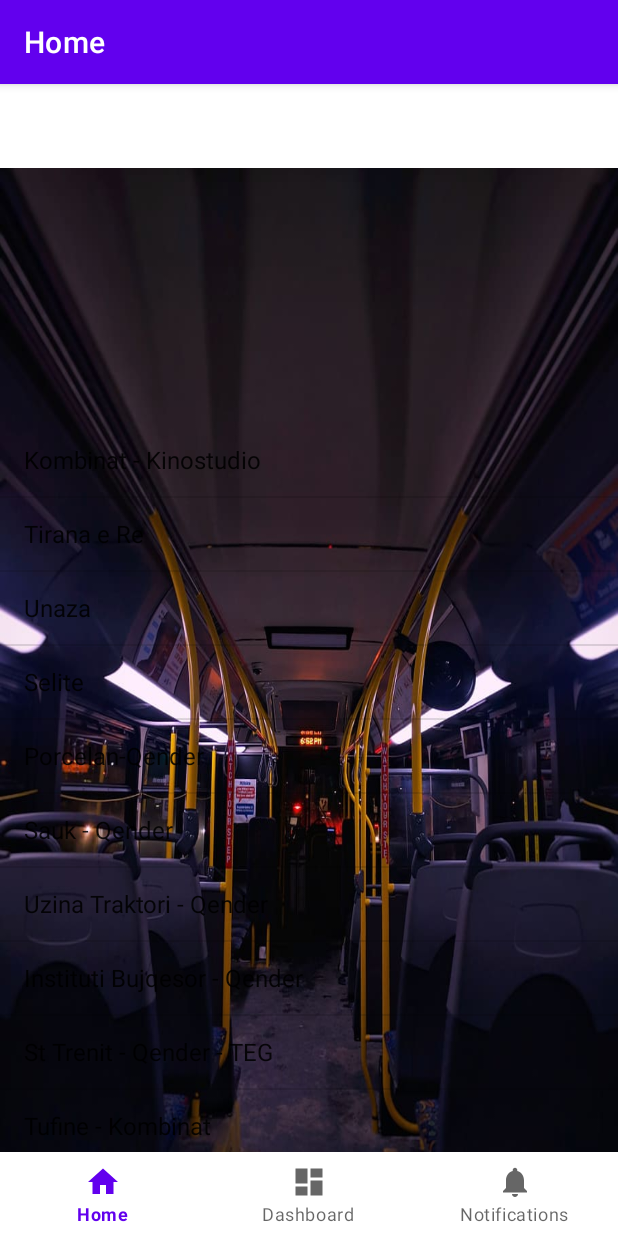
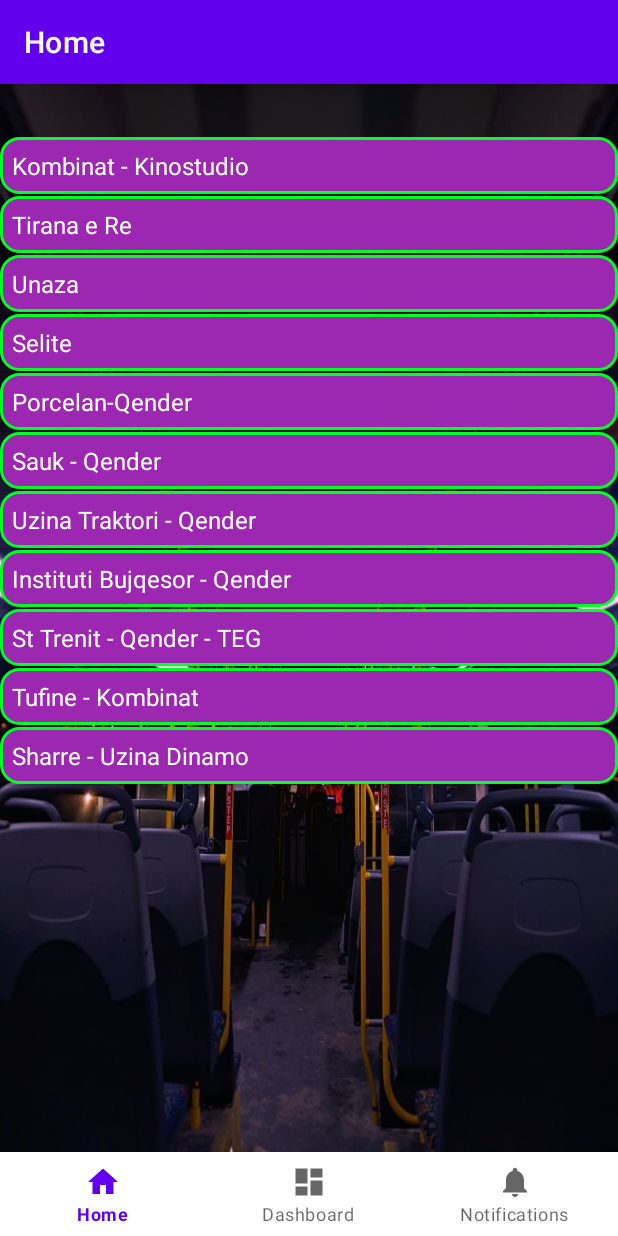
Before and after one commit to EdrinM/bustirana, an Android app: the screen it shows after launch (MainActivity), after a tap on "SHOW STATION ROUTES", on a phone screen of 412 x 824 dp. Run offline under Robolectric (Android 15) with nearby library versions, the phone set to English and light mode, and no system bars; our stand-ins replace navigation-ui.

Commit message:
Fixed Padding and also made the list visible

```diff
--- a/app/src/main/java/com/example/buslist/ui/home/HomeFragment.kt
+++ b/app/src/main/java/com/example/buslist/ui/home/HomeFragment.kt
@@ -1,5 +1,6 @@
 package com.example.buslist.ui.home
 
+import android.content.Context
 import android.content.Intent
 import android.os.Bundle
 import android.view.LayoutInflater
@@ -11,6 +12,7 @@ import android.widget.ListView
 import androidx.fragment.app.Fragment
 import androidx.lifecycle.ViewModelProvider
 import com.example.buslist.OpenStreetMapActivity
+import com.example.buslist.R
 import com.example.buslist.databinding.FragmentHomeBinding
 
 class HomeFragment : Fragment() {
@@ -52,8 +54,9 @@ class HomeFragment : Fragment() {
 
         val openMapButton = binding.openMapButton
         val listView = binding.listView
-        val adapter = ArrayAdapter(requireContext(), android.R.layout.simple_list_item_1, stationNames)
+        val adapter = CustomArrayAdapter(requireContext(), R.layout.list_item, stationNames)
         listView.adapter = adapter
+
 
         openMapButton.setOnClickListener {
             openMapButton.visibility = View.GONE
@@ -69,6 +72,20 @@ class HomeFragment : Fragment() {
 
         return root
     }
+    // Define a custom adapter for list items
+    private inner class CustomArrayAdapter(
+        context: Context,
+        private val resource: Int,
+        objects: Array<String>
+    ) : ArrayAdapter<String>(context, resource, objects) {
+
+        override fun getView(position: Int, convertView: View?, parent: ViewGroup): View {
+            val view = super.getView(position, convertView, parent)
+            // Set the background color to red
+            view.setBackgroundResource(R.drawable.list_item_background)
+            return view
+        }
+    }
 
     override fun onDestroyView() {
         super.onDestroyView()
--- /dev/null
+++ b/app/src/main/res/drawable/list_item_background.xml
@@ -0,0 +1,7 @@
+<!-- res/drawable/list_item_background.xml -->
+<shape xmlns:android="http://schemas.android.com/apk/res/android"
+    android:shape="rectangle">
+    <solid android:color="#9C27B0" /> <!-- Red outline color -->
+    <stroke android:color="#00FF22" android:width="2dp" /> <!-- Red outline with width -->
+    <corners android:radius="12dp" /> <!-- Adjust radius for round corners -->
+</shape>
--- a/app/src/main/res/layout/activity_main.xml
+++ b/app/src/main/res/layout/activity_main.xml
@@ -3,8 +3,7 @@
     xmlns:app="http://schemas.android.com/apk/res-auto"
     android:id="@+id/container"
     android:layout_width="match_parent"
-    android:layout_height="match_parent"
-    android:paddingTop="?attr/actionBarSize">
+    android:layout_height="match_parent">
 
     <com.google.android.material.bottomnavigation.BottomNavigationView
         android:id="@+id/nav_view"
--- a/app/src/main/res/layout/fragment_home.xml
+++ b/app/src/main/res/layout/fragment_home.xml
@@ -1,5 +1,6 @@
 <?xml version="1.0" encoding="utf-8"?>
-<androidx.constraintlayout.widget.ConstraintLayout xmlns:android="http://schemas.android.com/apk/res/android"
+<androidx.constraintlayout.widget.ConstraintLayout
+    xmlns:android="http://schemas.android.com/apk/res/android"
     xmlns:app="http://schemas.android.com/apk/res-auto"
     xmlns:tools="http://schemas.android.com/tools"
     android:layout_width="match_parent"
@@ -16,11 +17,10 @@
         android:layout_marginEnd="8dp"
         android:textAlignment="center"
         android:textSize="20sp"
-        app:layout_constraintBottom_toTopOf="@+id/openMapButton"
-        app:layout_constraintEnd_toEndOf="parent"
+        android:textColor="#FFFFFF"
+        app:layout_constraintTop_toTopOf="parent"
         app:layout_constraintStart_toStartOf="parent"
-        app:layout_constraintTop_toTopOf="parent" />
-
+        app:layout_constraintEnd_toEndOf="parent" />
 
     <Button
         android:id="@+id/openMapButton"
@@ -31,9 +31,10 @@
         android:layout_marginEnd="16dp"
         android:onClick="onOpenMapButtonClick"
         android:text="Show Station Routes"
-        app:layout_constraintEnd_toEndOf="parent"
+        android:textColor="#FFFFFF"
+        app:layout_constraintTop_toBottomOf="@id/text_home"
         app:layout_constraintStart_toStartOf="parent"
-        app:layout_constraintTop_toBottomOf="@id/text_home" />
+        app:layout_constraintEnd_toEndOf="parent" />
 
     <ScrollView
         android:id="@+id/scrollView"
@@ -41,19 +42,18 @@
         android:layout_height="0dp"
         android:layout_marginTop="8dp"
         android:visibility="gone"
+        app:layout_constraintTop_toBottomOf="@id/openMapButton"
         app:layout_constraintBottom_toBottomOf="parent"
         app:layout_constraintEnd_toEndOf="parent"
-        app:layout_constraintStart_toStartOf="parent"
-        app:layout_constraintTop_toBottomOf="@id/openMapButton" />
+        app:layout_constraintStart_toStartOf="parent" />
 
     <ListView
         android:id="@+id/listView"
         android:layout_width="match_parent"
-        android:layout_height="wrap_content"
+        android:layout_height="0dp"
         android:visibility="gone"
+        app:layout_constraintTop_toBottomOf="@id/openMapButton"
         app:layout_constraintBottom_toBottomOf="parent"
         app:layout_constraintEnd_toEndOf="parent"
-        app:layout_constraintStart_toStartOf="parent"
-        app:layout_constraintTop_toBottomOf="@id/openMapButton" />
-
+        app:layout_constraintStart_toStartOf="parent" />
 </androidx.constraintlayout.widget.ConstraintLayout>
--- /dev/null
+++ b/app/src/main/res/layout/list_item.xml
@@ -0,0 +1,12 @@
+<!-- res/layout/list_item.xml -->
+<TextView
+    xmlns:android="http://schemas.android.com/apk/res/android"
+    android:id="@+id/textView"
+    android:layout_width="match_parent"
+    android:layout_height="wrap_content"
+    android:textColor="#FFFFFF"
+    android:textSize="16sp"
+    android:layout_gravity="center"
+    android:padding="8dp"
+    android:background="@drawable/list_item_background"
+    />
```
